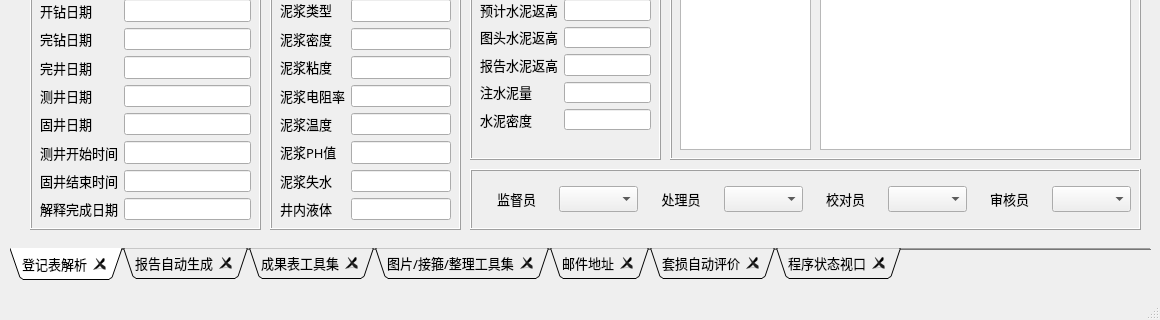
Above: WELL_INTEGRITY_UI.ui from KiwiPapa/4Stars-EngineerLoggingAssistant before the change; both pictures show x 0 to 1160 and y 390 to 710 of the 1160 by 710 pixel window. Below: the same form after it.
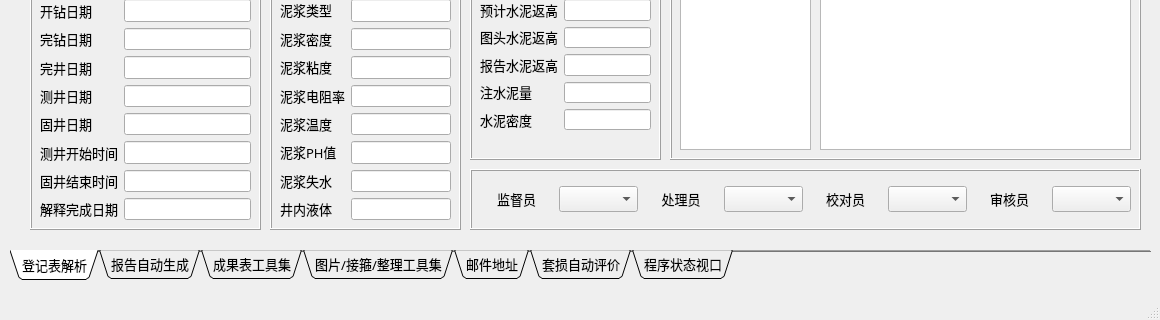
That is the form after the change.

```diff
--- a/WELL_INTEGRITY_UI.ui
+++ b/WELL_INTEGRITY_UI.ui
@@ -102,7 +102,7 @@
      <bool>true</bool>
     </property>
     <property name="tabsClosable">
-     <bool>true</bool>
+     <bool>false</bool>
     </property>
     <property name="movable">
      <bool>true</bool>
```
